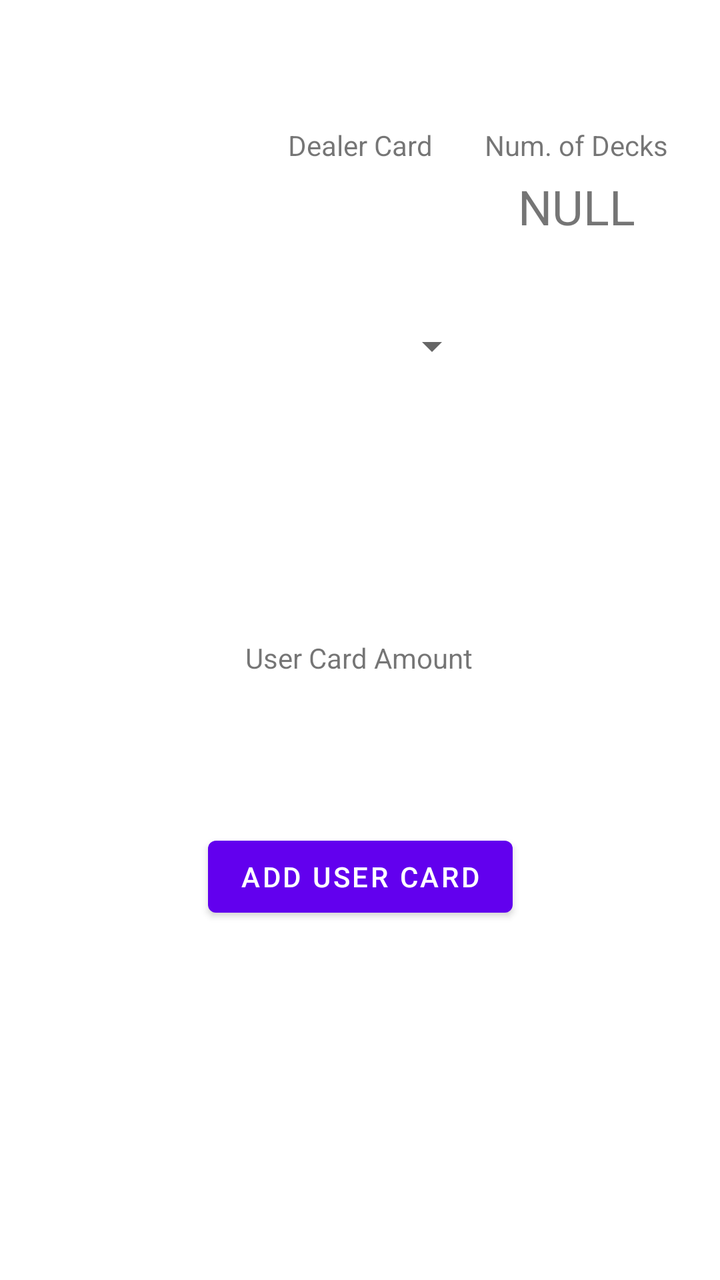
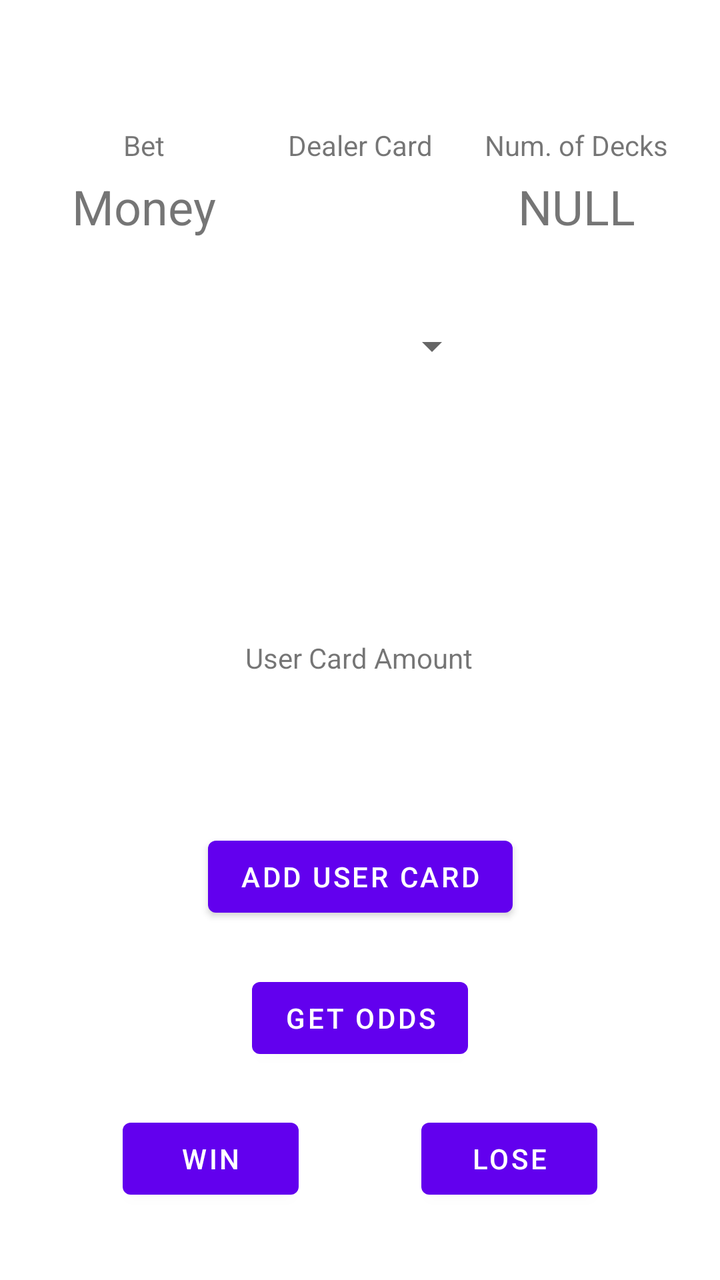

An Android layout rendered at two revisions. The XML below is the earlier revision; the diff shows what the commit changed to produce the second picture.
<!-- AndroidManifest.xml: application theme Theme.GamblingBadger -->
<!-- res/layout/fragment_blackjack.xml -->
<?xml version="1.0" encoding="utf-8"?>
<androidx.constraintlayout.widget.ConstraintLayout xmlns:android="http://schemas.android.com/apk/res/android"
    xmlns:app="http://schemas.android.com/apk/res-auto"
    xmlns:tools="http://schemas.android.com/tools"
    android:layout_width="match_parent"
    android:layout_height="match_parent"
    tools:context=".gamesession.blackjack.BlackjackFragment">

    <Spinner
        android:id="@+id/blackjackFrag_spinner_dealerCard"
        android:layout_width="120dp"
        android:layout_height="150dp"
        android:contentDescription="@string/temporary"
        android:dropDownWidth="100dp"
        app:layout_constraintBottom_toBottomOf="parent"
        app:layout_constraintEnd_toEndOf="parent"
        app:layout_constraintHorizontal_bias="0.5"
        app:layout_constraintStart_toStartOf="parent"
        app:layout_constraintTop_toTopOf="parent"
        app:layout_constraintVertical_bias="0.20" />

    <Button
        android:id="@+id/blackjackFrag_button_addUserCard"
        android:layout_width="wrap_content"
        android:layout_height="wrap_content"
        android:text="@string/blackjackFrag_button_addUserCard"
        app:layout_constraintBottom_toBottomOf="parent"
        app:layout_constraintEnd_toEndOf="parent"
        app:layout_constraintStart_toStartOf="parent"
        app:layout_constraintTop_toTopOf="parent"
        app:layout_constraintVertical_bias="0.70" />

    <androidx.constraintlayout.widget.Group
        android:id="@+id/blackjackFrag_group_userCards"
        android:layout_width="wrap_content"
        android:layout_height="wrap_content"
        app:layout_constraintBottom_toBottomOf="parent"
        app:layout_constraintEnd_toEndOf="parent"
        app:layout_constraintStart_toStartOf="parent"
        app:layout_constraintTop_toTopOf="parent" />

    <TextView
        android:id="@+id/textView"
        android:layout_width="wrap_content"
        android:layout_height="wrap_content"
        android:layout_marginBottom="16dp"
        android:text="@string/blackjackFrag_textView_dealerCard_label"
        app:layout_constraintBottom_toTopOf="@+id/blackjackFrag_spinner_dealerCard"
        app:layout_constraintEnd_toEndOf="parent"
        app:layout_constraintStart_toStartOf="parent"
        app:layout_constraintTop_toTopOf="parent"
        app:layout_constraintVertical_bias="1.0" />

    <TextView
        android:id="@+id/textView2"
        android:layout_width="wrap_content"
        android:layout_height="wrap_content"
        android:text="User Card Amount"
        app:layout_constraintBottom_toBottomOf="parent"
        app:layout_constraintEnd_toEndOf="parent"
        app:layout_constraintHorizontal_bias="0.498"
        app:layout_constraintStart_toStartOf="parent"
        app:layout_constraintTop_toTopOf="parent"
        app:layout_constraintVertical_bias="0.514" />

    <TextView
        android:id="@+id/blackjackFrag_textView_numberOfDecks_title"
        android:layout_width="wrap_content"
        android:layout_height="wrap_content"
        android:text="@string/blackjackFrag_textView_numberOfDecks_title_text"
        app:layout_constraintEnd_toEndOf="parent"
        app:layout_constraintHorizontal_bias="0.5"
        app:layout_constraintStart_toEndOf="@+id/textView"
        app:layout_constraintTop_toTopOf="@+id/textView" />

    <TextView
        android:id="@+id/blackjackFrag_textView_numberOfDecks_display"
        android:layout_width="wrap_content"
        android:layout_height="wrap_content"
        android:layout_marginTop="5dp"
        android:text="NULL"
        android:textSize="24sp"
        app:layout_constraintEnd_toEndOf="parent"
        app:layout_constraintStart_toEndOf="@+id/textView"
        app:layout_constraintTop_toBottomOf="@+id/blackjackFrag_textView_numberOfDecks_title" />

</androidx.constraintlayout.widget.ConstraintLayout>
<!-- resources referenced by this layout -->
<resources>
  <string name="blackjackFrag_button_addUserCard">Add User Card</string>
  <string name="blackjackFrag_textView_dealerCard_label">Dealer Card</string>
  <string name="blackjackFrag_textView_numberOfDecks_title_text">Num. of Decks</string>
  <string name="temporary">TEMP</string>
  <style name="Theme.GamblingBadger" parent="Theme.MaterialComponents.DayNight.DarkActionBar">
          
          <item name="colorPrimary">@color/purple_500</item>
          <item name="colorPrimaryVariant">@color/purple_700</item>
          <item name="colorOnPrimary">@color/white</item>
          
          <item name="colorSecondary">@color/teal_200</item>
          <item name="colorSecondaryVariant">@color/teal_700</item>
          <item name="colorOnSecondary">@color/black</item>
          
          <item name="android:statusBarColor" tools:targetApi="l">?attr/colorPrimaryVariant</item>
          
      </style>
  <color name="purple_500">#FF6200EE</color>
  <color name="purple_700">#FF3700B3</color>
  <color name="white">#FFFFFFFF</color>
  <color name="teal_200">#FF03DAC5</color>
  <color name="teal_700">#FF018786</color>
  <color name="black">#FF000000</color>
</resources>

<!-- the commit's change to res/layout/fragment_blackjack.xml (unified diff, before → after) -->
@@ -84,4 +84,56 @@
         app:layout_constraintStart_toEndOf="@+id/textView"
         app:layout_constraintTop_toBottomOf="@+id/blackjackFrag_textView_numberOfDecks_title" />
 
+    <Button
+        android:id="@+id/button4"
+        android:layout_width="wrap_content"
+        android:layout_height="wrap_content"
+        android:text="Get Odds"
+        app:layout_constraintBottom_toTopOf="@+id/button5"
+        app:layout_constraintEnd_toEndOf="parent"
+        app:layout_constraintStart_toStartOf="parent"
+        app:layout_constraintTop_toBottomOf="@+id/blackjackFrag_button_addUserCard" />
+
+    <Button
+        android:id="@+id/button5"
+        android:layout_width="wrap_content"
+        android:layout_height="wrap_content"
+        android:text="Win"
+        app:layout_constraintBottom_toBottomOf="parent"
+        app:layout_constraintEnd_toStartOf="@+id/button6"
+        app:layout_constraintHorizontal_bias="0.5"
+        app:layout_constraintStart_toStartOf="parent"
+        app:layout_constraintTop_toTopOf="parent"
+        app:layout_constraintVertical_bias="0.938" />
+
+    <Button
+        android:id="@+id/button6"
+        android:layout_width="wrap_content"
+        android:layout_height="wrap_content"
+        android:text="Lose"
+        app:layout_constraintBottom_toBottomOf="@+id/button5"
+        app:layout_constraintEnd_toEndOf="parent"
+        app:layout_constraintHorizontal_bias="0.5"
+        app:layout_constraintStart_toEndOf="@+id/button5" />
+
+    <TextView
+        android:id="@+id/textView3"
+        android:layout_width="wrap_content"
+        android:layout_height="wrap_content"
+        android:text="Bet"
+        app:layout_constraintEnd_toStartOf="@+id/textView"
+        app:layout_constraintStart_toStartOf="parent"
+        app:layout_constraintTop_toTopOf="@+id/textView" />
+
+    <TextView
+        android:id="@+id/textView6"
+        android:layout_width="wrap_content"
+        android:layout_height="wrap_content"
+        android:layout_marginTop="5dp"
+        android:text="Money"
+        android:textSize="24sp"
+        app:layout_constraintEnd_toStartOf="@+id/textView"
+        app:layout_constraintStart_toStartOf="parent"
+        app:layout_constraintTop_toBottomOf="@+id/textView3" />
+
 </androidx.constraintlayout.widget.ConstraintLayout>
